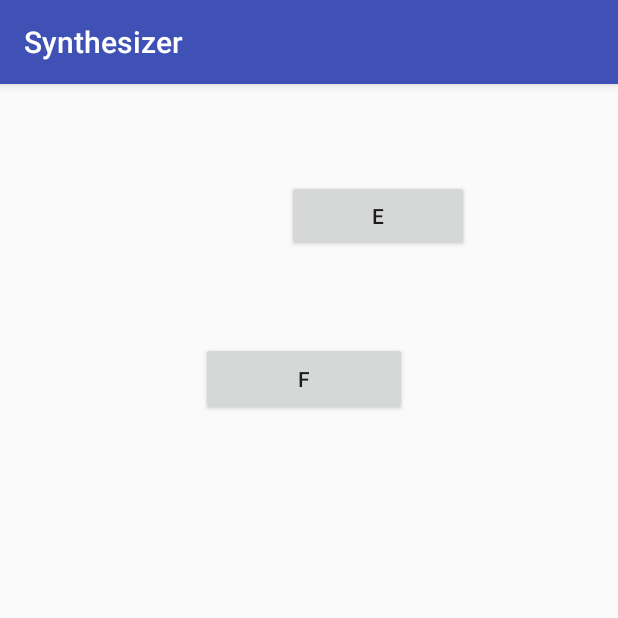
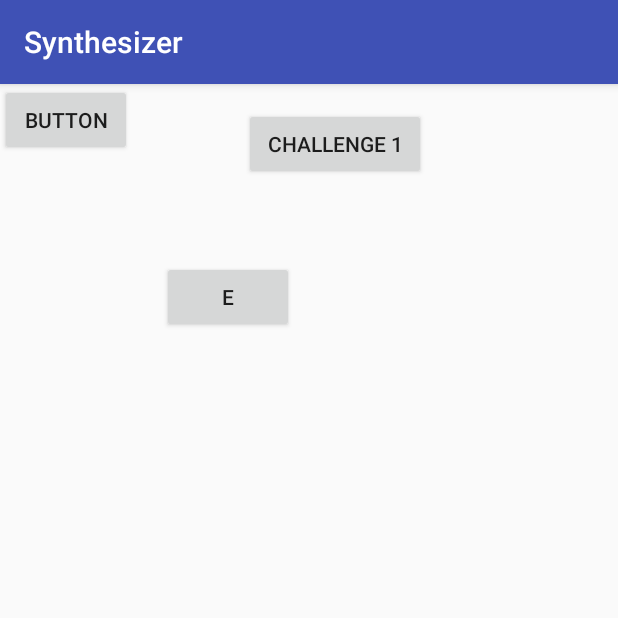
Before and after one commit to SOwyatt/AndroidProjects, an Android app: the screen it shows after launch (SynthesizerActivity), on a phone screen of 412 x 824 dp, the top half of it. Run offline under Robolectric (Android 15) with nearby library versions, the phone set to English and light mode, and no system bars.

Commit message:
12/19/2018
ASYNC Error

```diff
--- a/1.2.xSysnntesizer/Synthesizer/app/src/main/res/layout/activity_synthesizer.xml
+++ b/1.2.xSysnntesizer/Synthesizer/app/src/main/res/layout/activity_synthesizer.xml
@@ -7,27 +7,33 @@
     tools:context=".SynthesizerActivity">
 
     <Button
-        android:id="@+id/btnE"
+        android:id="@+id/btn_challenge1"
         android:layout_width="121dp"
         android:layout_height="wrap_content"
-        android:layout_marginEnd="99dp"
-        android:layout_marginTop="64dp"
-        android:onClick="onButton1Click"
+        android:layout_marginEnd="128dp"
+        android:layout_marginTop="16dp"
+        android:onClick="challenge1"
         android:text="@string/btn_1"
         app:layout_constraintEnd_toEndOf="parent"
-        app:layout_constraintHorizontal_bias="1.0"
-        app:layout_constraintStart_toEndOf="@+id/btnF"
         app:layout_constraintTop_toTopOf="parent" />
 
     <Button
-        android:id="@+id/btnF"
-        android:layout_width="137dp"
-        android:layout_height="49dp"
-        android:layout_marginStart="134dp"
-        android:layout_marginTop="60dp"
-        android:onClick="onButton2Click"
-        android:text="@string/btn_2"
+        android:id="@+id/button"
+        android:layout_width="wrap_content"
+        android:layout_height="wrap_content"
+        android:layout_marginStart="108dp"
+        android:layout_marginTop="54dp"
+        android:onClick="onButton1Click"
+        android:text="@string/btn_e"
         app:layout_constraintStart_toStartOf="parent"
-        app:layout_constraintTop_toBottomOf="@+id/btnE" />
+        app:layout_constraintTop_toBottomOf="@+id/btn_challenge1" />
+
+    <Button
+        android:id="@+id/button2"
+        android:layout_width="wrap_content"
+        android:layout_height="wrap_content"
+        android:text="Button"
+        tools:layout_editor_absoluteX="96dp"
+        tools:layout_editor_absoluteY="210dp" />
 
 </android.support.constraint.ConstraintLayout>
--- a/1.2.xSysnntesizer/Synthesizer/app/src/main/res/values/strings.xml
+++ b/1.2.xSysnntesizer/Synthesizer/app/src/main/res/values/strings.xml
@@ -1,5 +1,7 @@
 <resources>
+    <string name="btn_e">e</string>
+    <string name="btn_f">f</string>
     <string name="app_name">Synthesizer</string>
-    <string name="btn_1">E</string>
+    <string name="btn_1">Challenge 1</string>
     <string name="btn_2">F</string>
 </resources>
```
Also changed, not shown: 1.2.xSysnntesizer/Synthesizer/app/src/main/java/com/example/travisbergeron20/synthesizer/SynthesizerActivity.java (+11 -28 lines), 1.2.xSysnntesizer/Synthesizer/app/src/main/java/com/example/travisbergeron20/synthesizer/UtilMediaPlayer.java (+14 -1 lines).
